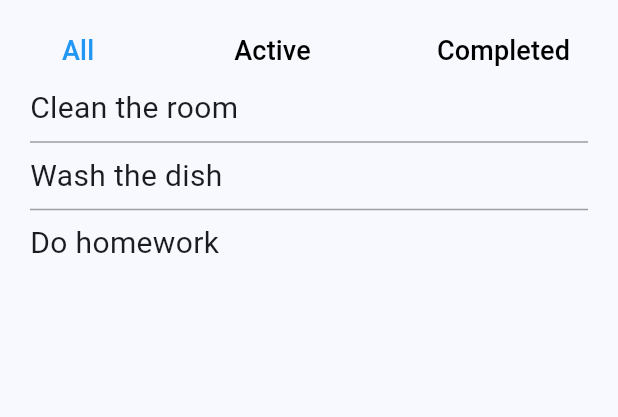
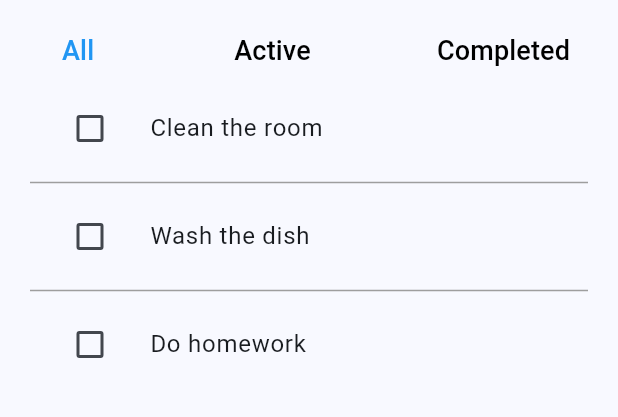
Before and after one commit to jsmile/todo_cubit, a Flutter app: the screen it shows after launch, on a phone screen of 412 x 824 dp, the part 329-746 px from its top. Run offline on Flutter 3.47's test engine with Material 2 defaults, Android fonts, the phone set to English and light mode, and no system bars; our stand-ins replace equatable, flutter_bloc.

Commit message:
todo 아이템을 TodoItem widget 으로 변경

```diff
--- a/lib/pages/todos_page/show_todos.dart
+++ b/lib/pages/todos_page/show_todos.dart
@@ -1,6 +1,8 @@
 import 'package:flutter/material.dart';
 import 'package:flutter_bloc/flutter_bloc.dart';
 import 'package:todo_cubit/cubits/cubits.dart';
+
+import '../../models/todo_model.dart';
 
 class ShowTodos extends StatelessWidget {
   const ShowTodos({super.key});
@@ -24,10 +26,10 @@ class ShowTodos extends StatelessWidget {
           key: ValueKey(todos[index].id),
           background: showBackground(0),
           secondaryBackground: showBackground(1),
-          child: Text(
-            todos[index].desc,
-            style: const TextStyle(fontSize: 20.0),
-          ),
+          child: TodoItem(todo: todos[index]),
+          onDismissed: (_) {
+            context.read<TodoListCubit>().removeTodo(todos[index]);
+          },
         );
       },
     );
@@ -47,3 +49,26 @@ class ShowTodos extends StatelessWidget {
     );
   }
 }
+
+class TodoItem extends StatefulWidget {
+  final Todo todo;
+
+  const TodoItem({super.key, required this.todo});
+
+  @override
+  State<TodoItem> createState() => _TodoItemState();
+}
+
+class _TodoItemState extends State<TodoItem> {
+  @override
+  Widget build(BuildContext context) {
+    return ListTile(
+      leading: Checkbox(
+        value: widget.todo.completed,
+        onChanged: (bool? checked) {},
+      ),
+      // widget 자신을 참조할 때, widget. 으로 접근함.
+      title: Text(widget.todo.desc),
+    );
+  }
+}
```
